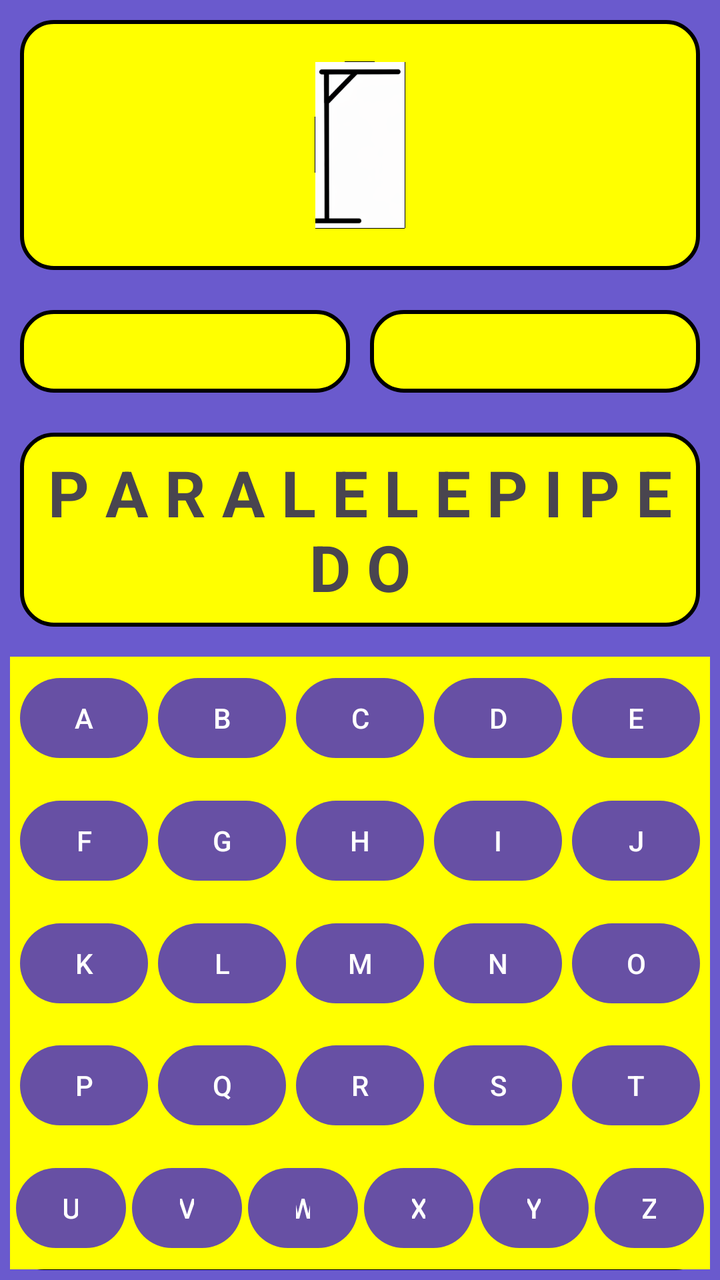
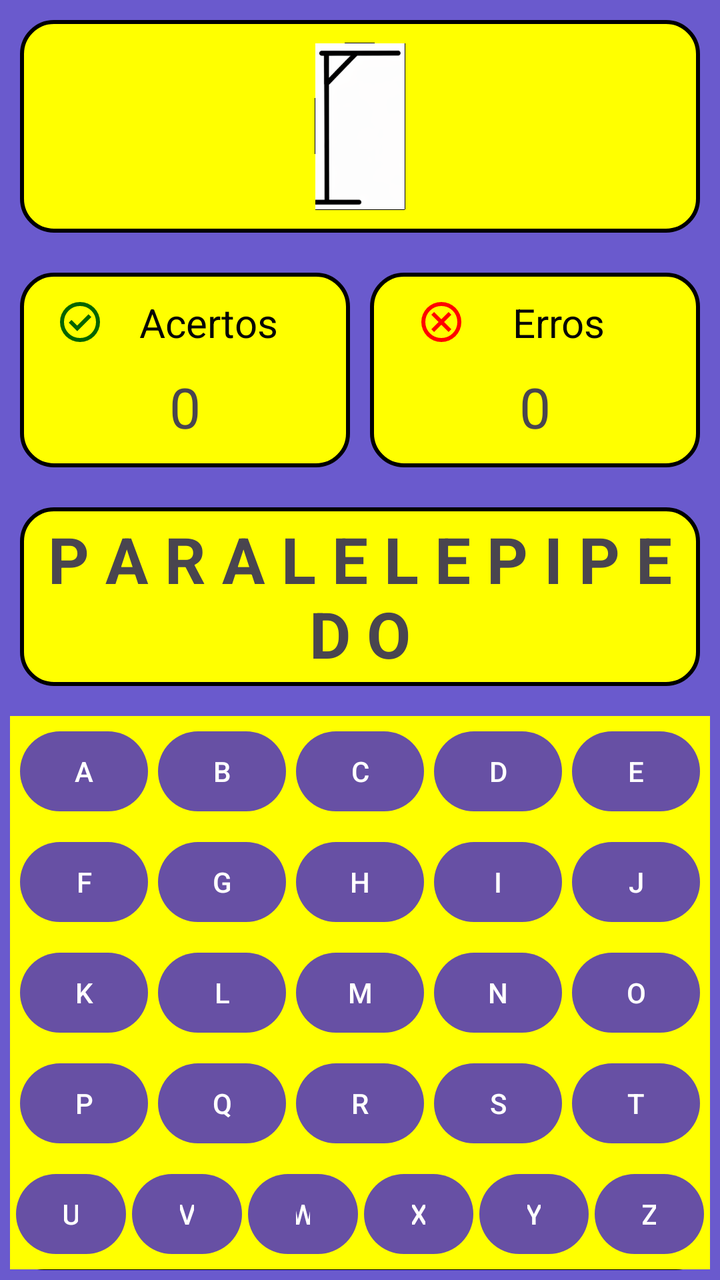

Before-and-after screenshots of an Android layout around one commit, followed by the original layout XML and the change that was made.
<!-- AndroidManifest.xml: application theme Theme.Forca_Trilhas -->
<!-- res/layout/activity_tela_jogo.xml -->
<?xml version="1.0" encoding="utf-8"?>
<LinearLayout xmlns:android="http://schemas.android.com/apk/res/android"
    xmlns:app="http://schemas.android.com/apk/res-auto"
    xmlns:tools="http://schemas.android.com/tools"
    android:id="@+id/main"
    android:layout_width="match_parent"
    android:layout_height="match_parent"
    android:background="#6A5ACD"
    android:orientation="vertical"
    tools:context=".TelaJogo">

    <LinearLayout
        android:layout_width="match_parent"
        android:layout_height="wrap_content"
        android:layout_margin="10dp"
        android:layout_weight="0.25"
        android:background="@drawable/borda"
        android:gravity="center"
        android:orientation="vertical">

        <ImageView
            android:id="@+id/imageView2"
            android:layout_width="match_parent"
            android:layout_height="match_parent"
            android:scaleType="center"
            app:srcCompat="@drawable/forca_0_9" />
    </LinearLayout>

    <LinearLayout
        android:layout_width="match_parent"
        android:layout_height="wrap_content"
        android:layout_margin="10dp"
        android:layout_weight="0.25"
        android:background="#6A5ACD"
        android:orientation="horizontal">

        <LinearLayout
            android:layout_width="match_parent"
            android:layout_height="match_parent"
            android:layout_marginRight="5dp"
            android:layout_weight="0.5"
            android:background="@drawable/borda"
            android:orientation="vertical"></LinearLayout>

        <LinearLayout
            android:layout_width="match_parent"
            android:layout_height="match_parent"
            android:layout_marginLeft="5dp"
            android:layout_weight="0.5"
            android:background="@drawable/borda"
            android:orientation="vertical"></LinearLayout>
    </LinearLayout>

    <LinearLayout
        android:layout_width="match_parent"
        android:layout_height="wrap_content"
        android:layout_margin="10dp"
        android:layout_weight="0.1"
        android:background="@drawable/borda"
        android:gravity="center"
        android:orientation="vertical">

        <TextView
            android:id="@+id/textView3"
            android:layout_width="match_parent"
            android:layout_height="wrap_content"
            android:layout_marginLeft="10dp"
            android:layout_marginRight="10dp"
            android:gravity="center"
            android:text="P A R A L E L E P I P E D O"
            android:textSize="32sp"
            android:textStyle="bold" />
    </LinearLayout>

    <LinearLayout
        android:layout_width="match_parent"
        android:layout_height="wrap_content"
        android:layout_margin="5dp"
        android:layout_weight="0.4"
        android:background="@drawable/borda"
        android:orientation="vertical">

        <LinearLayout
            android:layout_width="match_parent"
            android:layout_height="wrap_content"
            android:layout_weight="0.20"
            android:background="#FFFF00"
            android:gravity="center"
            android:orientation="horizontal">

            <Button
                android:id="@+id/btn1"
                android:layout_width="wrap_content"
                android:layout_height="wrap_content"
                android:layout_marginLeft="5dp"
                android:layout_weight="1"
                android:text="A" />

            <Button
                android:id="@+id/btn2"
                android:layout_width="wrap_content"
                android:layout_height="wrap_content"
                android:layout_marginLeft="5dp"
                android:layout_weight="1"
                android:text="B" />

            <Button
                android:id="@+id/btn3"
                android:layout_width="wrap_content"
                android:layout_height="wrap_content"
                android:layout_marginLeft="5dp"
                android:layout_weight="1"
                android:text="C" />

            <Button
                android:id="@+id/btn4"
                android:layout_width="wrap_content"
                android:layout_height="wrap_content"
                android:layout_marginLeft="5dp"
                android:layout_weight="1"
                android:text="D" />

            <Button
                android:id="@+id/btn5"
                android:layout_width="wrap_content"
                android:layout_height="wrap_content"
                android:layout_marginLeft="5dp"
                android:layout_marginRight="5dp"
                android:layout_weight="1"
                android:text="E" />

        </LinearLayout>

        <LinearLayout
            android:layout_width="match_parent"
            android:layout_height="wrap_content"
            android:layout_weight="0.20"
            android:background="#FFFF00"
            android:gravity="center"
            android:orientation="horizontal">

            <Button
                android:id="@+id/btn6"
                android:layout_width="wrap_content"
                android:layout_height="wrap_content"
                android:layout_marginLeft="5dp"
                android:layout_weight="1"
                android:text="F" />

            <Button
                android:id="@+id/btn7"
                android:layout_width="wrap_content"
                android:layout_height="wrap_content"
                android:layout_marginLeft="5dp"
                android:layout_weight="1"
                android:text="G" />

            <Button
                android:id="@+id/btn8"
                android:layout_width="wrap_content"
                android:layout_height="wrap_content"
                android:layout_marginLeft="5dp"
                android:layout_weight="1"
                android:text="H" />

            <Button
                android:id="@+id/btn9"
                android:layout_width="wrap_content"
                android:layout_height="wrap_content"
                android:layout_marginLeft="5dp"
                android:layout_weight="1"
                android:text="I" />

            <Button
                android:id="@+id/btn10"
                android:layout_width="wrap_content"
                android:layout_height="wrap_content"
                android:layout_marginLeft="5dp"
                android:layout_marginRight="5dp"
                android:layout_weight="1"
                android:text="J" />

        </LinearLayout>

        <LinearLayout
            android:layout_width="match_parent"
            android:layout_height="wrap_content"
            android:layout_weight="0.20"
            android:background="#FFFF00"
            android:gravity="center"
            android:orientation="horizontal">

            <Button
                android:id="@+id/btn11"
                android:layout_width="wrap_content"
                android:layout_height="wrap_content"
                android:layout_marginLeft="5dp"
                android:layout_weight="1"
                android:text="K" />

            <Button
                android:id="@+id/btn12"
                android:layout_width="wrap_content"
                android:layout_height="wrap_content"
                android:layout_marginLeft="5dp"
                android:layout_weight="1"
                android:text="L" />

            <Button
                android:id="@+id/btn13"
                android:layout_width="wrap_content"
                android:layout_height="wrap_content"
                android:layout_marginLeft="5dp"
                android:layout_weight="1"
                android:text="M" />

            <Button
                android:id="@+id/btn14"
                android:layout_width="wrap_content"
                android:layout_height="wrap_content"
                android:layout_marginLeft="5dp"
                android:layout_weight="1"
                android:text="N" />

            <Button
                android:id="@+id/btn15"
                android:layout_width="wrap_content"
                android:layout_height="wrap_content"
                android:layout_marginLeft="5dp"
                android:layout_marginRight="5dp"
                android:layout_weight="1"
                android:text="O" />

        </LinearLayout>

        <LinearLayout
            android:layout_width="match_parent"
            android:layout_height="wrap_content"
            android:layout_weight="0.20"
            android:background="#FFFF00"
            android:gravity="center"
            android:orientation="horizontal">

            <Button
                android:id="@+id/btn16"
                android:layout_width="wrap_content"
                android:layout_height="wrap_content"
                android:layout_marginLeft="5dp"
                android:layout_weight="1"
                android:text="P" />

            <Button
                android:id="@+id/btn17"
                android:layout_width="wrap_content"
                android:layout_height="wrap_content"
                android:layout_marginLeft="5dp"
                android:layout_weight="1"
                android:text="Q" />

            <Button
                android:id="@+id/btn18"
                android:layout_width="wrap_content"
                android:layout_height="wrap_content"
                android:layout_marginLeft="5dp"
                android:layout_weight="1"
                android:text="R" />

            <Button
                android:id="@+id/btn19"
                android:layout_width="wrap_content"
                android:layout_height="wrap_content"
                android:layout_marginLeft="5dp"
                android:layout_weight="1"
                android:text="S" />

            <Button
                android:id="@+id/btn20"
                android:layout_width="wrap_content"
                android:layout_height="wrap_content"
                android:layout_marginLeft="5dp"
                android:layout_marginRight="5dp"
                android:layout_weight="1"
                android:text="T" />

        </LinearLayout>

        <LinearLayout
            android:layout_width="match_parent"
            android:layout_height="wrap_content"
            android:layout_weight="0.20"
            android:background="#FFFF00"
            android:gravity="center"
            android:orientation="horizontal">

            <Button
                android:id="@+id/btn21"
                android:layout_width="wrap_content"
                android:layout_height="wrap_content"
                android:layout_marginLeft="3dp"
                android:layout_weight="1"
                android:text="U" />

            <Button
                android:id="@+id/btn22"
                android:layout_width="wrap_content"
                android:layout_height="wrap_content"
                android:layout_marginLeft="3dp"
                android:layout_weight="1"
                android:text="V" />

            <Button
                android:id="@+id/btn23"
                android:layout_width="wrap_content"
                android:layout_height="wrap_content"
                android:layout_marginLeft="3dp"
                android:layout_weight="1"
                android:text="W" />

            <Button
                android:id="@+id/btn24"
                android:layout_width="wrap_content"
                android:layout_height="wrap_content"
                android:layout_marginLeft="3dp"
                android:layout_weight="1"
                android:text="X" />

            <Button
                android:id="@+id/btn25"
                android:layout_width="wrap_content"
                android:layout_height="wrap_content"
                android:layout_marginLeft="3dp"
                android:layout_weight="1"
                android:text="Y" />

            <Button
                android:id="@+id/btn26"
                android:layout_width="wrap_content"
                android:layout_height="wrap_content"
                android:layout_marginLeft="3dp"
                android:layout_marginRight="3dp"
                android:layout_weight="1"
                android:text="Z" />
        </LinearLayout>
    </LinearLayout>
</LinearLayout>
<!-- resources referenced by this layout -->
<resources>
  <!-- drawable borda (drawable) -->
  <?xml version="1.0" encoding="utf-8"?>
  <shape xmlns:android="http://schemas.android.com/apk/res/android">
      
      <solid android:color="#FFFF00"/>
      
      <corners android:radius="16dp"/>
      
      <stroke
          android:width="2dp"
          android:color="#000000"/>
  </shape>
  <!-- drawable forca_0_9: png bitmap (drawable-hdpi, 4445 bytes) -->
  <style name="Theme.Forca_Trilhas" parent="Base.Theme.Forca_Trilhas" />
  <style name="Base.Theme.Forca_Trilhas" parent="Theme.Material3.DayNight.NoActionBar">
          
          
      </style>
</resources>

<!-- the commit's change to res/layout/activity_tela_jogo.xml (unified diff, before → after) -->
@@ -35,20 +35,90 @@
         android:orientation="horizontal">
 
         <LinearLayout
+            android:id="@+id/layoutAcerto"
             android:layout_width="match_parent"
             android:layout_height="match_parent"
             android:layout_marginRight="5dp"
             android:layout_weight="0.5"
             android:background="@drawable/borda"
-            android:orientation="vertical"></LinearLayout>
-
-        <LinearLayout
+            android:gravity="center"
+            android:orientation="vertical">
+
+            <LinearLayout
+                android:layout_width="match_parent"
+                android:layout_height="wrap_content"
+                android:gravity="center"
+                android:orientation="horizontal">
+
+                <ImageView
+                    android:id="@+id/imageView3"
+                    android:layout_width="wrap_content"
+                    android:layout_height="wrap_content"
+                    android:layout_weight="1"
+                    app:srcCompat="@drawable/check_circle_24px" />
+
+                <TextView
+                    android:id="@+id/textView6"
+                    android:layout_width="wrap_content"
+                    android:layout_height="wrap_content"
+                    android:layout_weight="1"
+                    android:text="Acertos"
+                    android:textColor="#050505"
+                    android:textSize="20sp" />
+            </LinearLayout>
+
+            <TextView
+                android:id="@+id/textAcerto"
+                android:layout_width="match_parent"
+                android:layout_height="wrap_content"
+                android:layout_marginTop="10dp"
+                android:gravity="center"
+                android:text="0"
+                android:textSize="28sp" />
+        </LinearLayout>
+
+        <LinearLayout
+            android:id="@+id/layoutErro"
             android:layout_width="match_parent"
             android:layout_height="match_parent"
             android:layout_marginLeft="5dp"
             android:layout_weight="0.5"
             android:background="@drawable/borda"
-            android:orientation="vertical"></LinearLayout>
+            android:gravity="center"
+            android:orientation="vertical">
+
+            <LinearLayout
+                android:layout_width="match_parent"
+                android:layout_height="wrap_content"
+                android:gravity="center"
+                android:orientation="horizontal">
+
+                <ImageView
+                    android:id="@+id/imageView4"
+                    android:layout_width="wrap_content"
+                    android:layout_height="wrap_content"
+                    android:layout_weight="1"
+                    app:srcCompat="@drawable/cancel_24px" />
+
+                <TextView
+                    android:id="@+id/textView7"
+                    android:layout_width="wrap_content"
+                    android:layout_height="wrap_content"
+                    android:layout_weight="1"
+                    android:text="Erros"
+                    android:textColor="#050505"
+                    android:textSize="20sp" />
+            </LinearLayout>
+
+            <TextView
+                android:id="@+id/textErro"
+                android:layout_width="match_parent"
+                android:layout_height="wrap_content"
+                android:layout_marginTop="10dp"
+                android:gravity="center"
+                android:text="0"
+                android:textSize="28sp" />
+        </LinearLayout>
     </LinearLayout>
 
     <LinearLayout
<!-- resource entries referenced after the edit -->
@@ -12,6 +12,28 @@
           android:width="2dp"
           android:color="#000000"/>
   </shape>
+  <!-- drawable cancel_24px (drawable) -->
+  <vector xmlns:android="http://schemas.android.com/apk/res/android"
+      android:width="24dp"
+      android:height="24dp"
+      android:viewportWidth="960"
+      android:viewportHeight="960"
+      android:tint="#FF0000">
+    <path
+        android:fillColor="@android:color/white"
+        android:pathData="M336,680L480,536L624,680L680,624L536,480L680,336L624,280L480,424L336,280L280,336L424,480L280,624L336,680ZM480,880Q397,880 324,848.5Q251,817 197,763Q143,709 111.5,636Q80,563 80,480Q80,397 111.5,324Q143,251 197,197Q251,143 324,111.5Q397,80 480,80Q563,80 636,111.5Q709,143 763,197Q817,251 848.5,324Q880,397 880,480Q880,563 848.5,636Q817,709 763,763Q709,817 636,848.5Q563,880 480,880ZM480,800Q614,800 707,707Q800,614 800,480Q800,346 707,253Q614,160 480,160Q346,160 253,253Q160,346 160,480Q160,614 253,707Q346,800 480,800ZM480,480Q480,480 480,480Q480,480 480,480Q480,480 480,480Q480,480 480,480Q480,480 480,480Q480,480 480,480Q480,480 480,480Q480,480 480,480Z"/>
+  </vector>
+  <!-- drawable check_circle_24px (drawable) -->
+  <vector xmlns:android="http://schemas.android.com/apk/res/android"
+      android:width="24dp"
+      android:height="24dp"
+      android:viewportWidth="960"
+      android:viewportHeight="960"
+      android:tint="#006400">
+    <path
+        android:fillColor="@android:color/white"
+        android:pathData="M424,664L706,382L650,326L424,552L310,438L254,494L424,664ZM480,880Q397,880 324,848.5Q251,817 197,763Q143,709 111.5,636Q80,563 80,480Q80,397 111.5,324Q143,251 197,197Q251,143 324,111.5Q397,80 480,80Q563,80 636,111.5Q709,143 763,197Q817,251 848.5,324Q880,397 880,480Q880,563 848.5,636Q817,709 763,763Q709,817 636,848.5Q563,880 480,880ZM480,800Q614,800 707,707Q800,614 800,480Q800,346 707,253Q614,160 480,160Q346,160 253,253Q160,346 160,480Q160,614 253,707Q346,800 480,800ZM480,480Q480,480 480,480Q480,480 480,480Q480,480 480,480Q480,480 480,480Q480,480 480,480Q480,480 480,480Q480,480 480,480Q480,480 480,480Z"/>
+  </vector>
   <!-- drawable forca_0_9: png bitmap (drawable-hdpi, 4445 bytes) -->
   <style name="Theme.Forca_Trilhas" parent="Base.Theme.Forca_Trilhas" />
   <style name="Base.Theme.Forca_Trilhas" parent="Theme.Material3.DayNight.NoActionBar">
